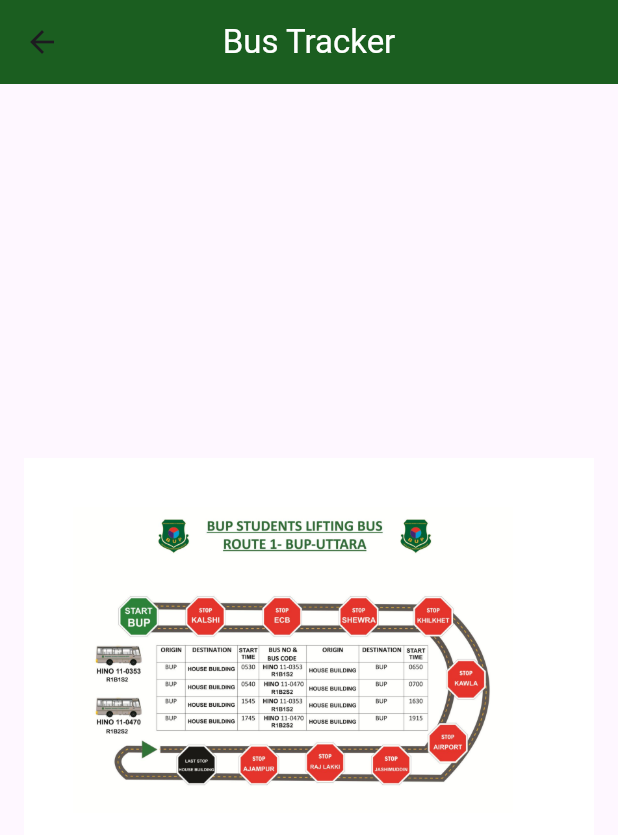
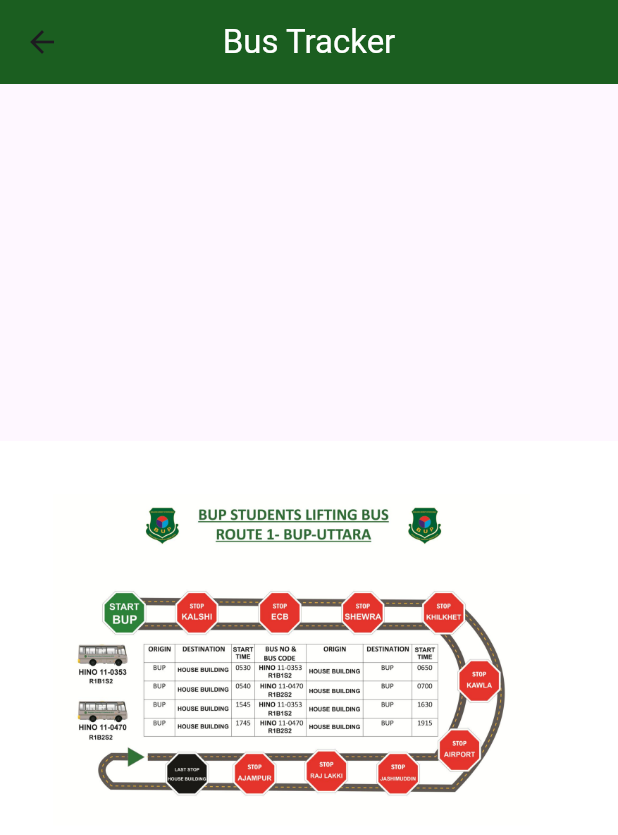
Before and after one commit to Samiul-Hossen-Sarkar-Santo/bus_tracker_user_app, a Flutter app: the screen it shows after launch, after a tap on "BUP-Uttara", on a phone screen of 412 x 824 dp. Shown: the top 835 px of the screen. Run offline on Flutter 3.47's test engine with Material 3 defaults, Android fonts, the phone set to English and light mode, and no system bars.

Commit message:
made the images zoomable and center-fit

```diff
--- a/lib/screens/routes.dart
+++ b/lib/screens/routes.dart
@@ -25,12 +25,19 @@ class _RoutesState extends State<Routes> {
         backgroundColor: Colors.green[900],
         centerTitle: true,
       ),
-        body: Center(
-          child: Container(
-            padding: const EdgeInsets.all(16),
-            child: widget.routeModel.image.isNotEmpty
-                ? Image.asset(
-                    "assets/images/${widget.routeModel.image}", // Adjust the path to your folder
+      body: widget.routeModel.image.isNotEmpty
+          ? Center(
+              child: InteractiveViewer(
+                onInteractionUpdate: (ScaleUpdateDetails details) {
+                  debugPrint("Scale: ${details.scale}");
+                },
+                panEnabled: true, // Enable panning
+                minScale: 1.0, // Minimum zoom scale
+                maxScale: 5.0, // Maximum zoom scale
+                child: Align(
+                  alignment: Alignment.center, // Center the image
+                  child: Image.asset(
+                    "assets/images/${widget.routeModel.image}",
                     errorBuilder: (context, error, stackTrace) {
                       debugPrint(
                           "Error loading image: ${widget.routeModel.image}");
@@ -38,11 +45,15 @@ class _RoutesState extends State<Routes> {
                         child: Text("Image not available"),
                       );
                     },
+                    fit: BoxFit
+                        .contain, // Adjust the image to fit within the screen
+                  ),
+                ),
+              ),
             )
           : const Center(
               child: Text("No image provided"),
             ),
-          ),
-        ));
+    );
   }
 }
```
Lines whose indentation alone changed are shown as unchanged.
